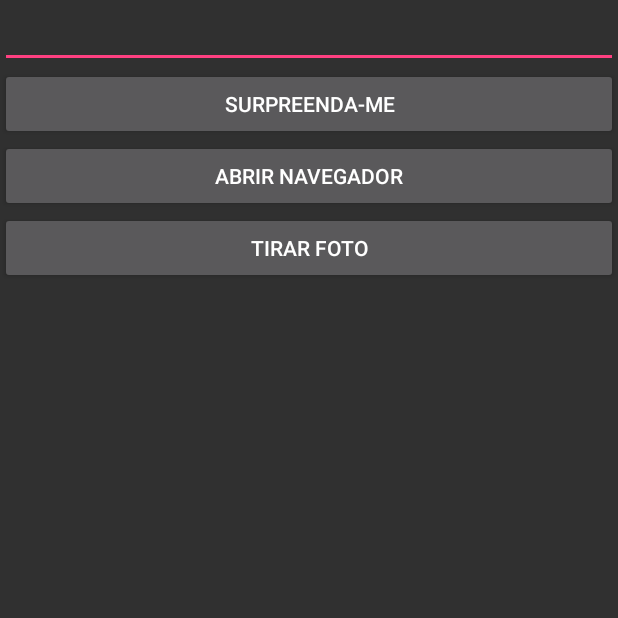
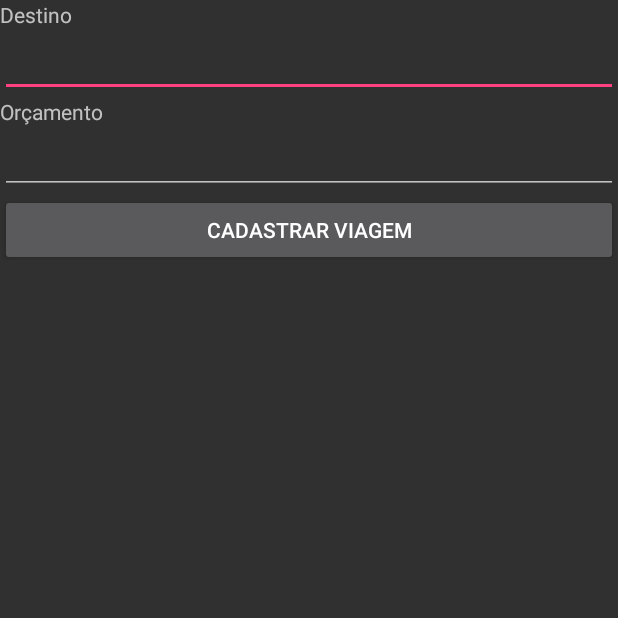
Before and after one commit to danilocbueno/dmAndroid, an Android app: the screen it shows after launch (MainActivity before the commit, ViagemCadastroActivity after it), on a phone screen of 412 x 824 dp, the top half of it. Run offline under Robolectric (Android 15) with nearby library versions, the phone set to English and light mode, and no system bars.

Commit message:
Criação da view Viagem

```diff
--- /dev/null
+++ b/app/src/main/java/br/edu/ufscar/tmandroid/DatabaseHelper.java
@@ -0,0 +1,31 @@
+package br.edu.ufscar.tmandroid;
+
+import android.content.Context;
+import android.database.sqlite.SQLiteDatabase;
+import android.database.sqlite.SQLiteOpenHelper;
+
+/**
+ * Created by danilocbueno on 22/02/17.
+ */
+
+public class DatabaseHelper extends SQLiteOpenHelper {
+
+    private static final String BD = "BoaViagem";
+    private static int VERSAO = 1;
+
+    public DatabaseHelper(Context context) {
+        super(context, BD, null, VERSAO);
+    }
+
+    @Override
+    public void onCreate(SQLiteDatabase db) {
+        db.execSQL("CREATE TABLE viagem (_id INTEGER PRIMARY KEY," +
+                " destino TEXT, " +
+                " orcamento DOUBLE);");
+    }
+
+    @Override
+    public void onUpgrade(SQLiteDatabase db, int oldVersion, int newVersion) {
+
+    }
+}
--- /dev/null
+++ b/app/src/main/java/br/edu/ufscar/tmandroid/ViagemCadastroActivity.java
@@ -0,0 +1,54 @@
+package br.edu.ufscar.tmandroid;
+
+import android.app.Activity;
+import android.app.Dialog;
+import android.content.ContentValues;
+import android.database.sqlite.SQLiteDatabase;
+import android.os.Bundle;
+import android.util.Log;
+import android.view.View;
+import android.widget.EditText;
+import android.widget.Toast;
+
+/**
+ * Created by danilocbueno on 22/02/17.
+ */
+
+public class ViagemCadastroActivity extends Activity {
+
+    private EditText destino;
+    private EditText orcamento;
+
+    private DatabaseHelper helper;
+
+    @Override
+    protected void onCreate(Bundle savedInstanceState) {
+        super.onCreate(savedInstanceState);
+        setContentView(R.layout.viagem_cadastro);
+
+        this.destino = (EditText) findViewById(R.id.destino);
+        this.orcamento = (EditText) findViewById(R.id.orcamento);
+
+        this.helper = new DatabaseHelper(this);
+    }
+
+    public void cadastrarViagem(View v) {
+
+        SQLiteDatabase db = this.helper.getWritableDatabase();
+
+        ContentValues values = new ContentValues();
+        values.put("destino", destino.getText().toString());
+        values.put("orcamento", orcamento.getText().toString());
+
+        long resultado = db.insert("viagem", null, values);
+        if(resultado != -1) {
+            Toast.makeText(this, "Inserido com sucesso!", Toast.LENGTH_SHORT).show();
+        } else {
+            Toast.makeText(this, "Erro ao salvar o registro!", Toast.LENGTH_SHORT).show();
+        }
+
+
+
+    }
+
+}
--- /dev/null
+++ b/app/src/main/res/layout/viagem_cadastro.xml
@@ -0,0 +1,37 @@
+<?xml version="1.0" encoding="utf-8"?>
+<LinearLayout xmlns:android="http://schemas.android.com/apk/res/android"
+    android:layout_width="match_parent"
+    android:layout_height="match_parent"
+    android:orientation="vertical"
+    android:gravity="top">
+
+   <TextView
+       android:layout_width="match_parent"
+       android:layout_height="wrap_content"
+       android:text="Destino"/>
+
+   <EditText
+       android:layout_width="match_parent"
+       android:layout_height="wrap_content"
+       android:id="@+id/destino">
+       <requestFocus/>
+   </EditText>
+
+   <TextView
+       android:layout_width="match_parent"
+       android:layout_height="wrap_content"
+       android:text="Orçamento"/>
+
+   <EditText
+       android:layout_width="match_parent"
+       android:layout_height="wrap_content"
+       android:id="@+id/orcamento"/>
+
+   <Button
+       android:layout_width="match_parent"
+       android:layout_height="wrap_content"
+       android:onClick="cadastrarViagem"
+       android:text="Cadastrar Viagem"
+       />
+
+</LinearLayout>
```
Also changed, not shown: app/src/main/AndroidManifest.xml (+14 -9 lines), app/src/main/java/br/edu/ufscar/tmandroid/LoginActivity.java (added, +40 -0 lines), app/src/main/res/layout/login.xml (added, +48 -0 lines), app/src/main/res/values/strings.xml (+14 -0 lines).
